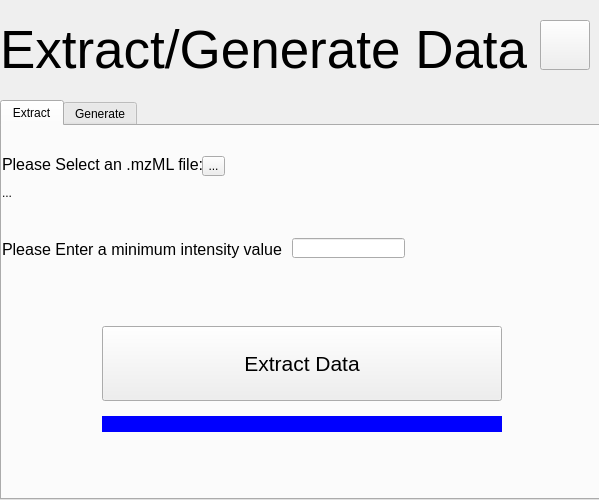
The window that vimmsVisualisedGUI/ExtractGeneratePage.ui (Adam-Tem/vimmsVisualised) describes before a commit, drawn with Qt 5.
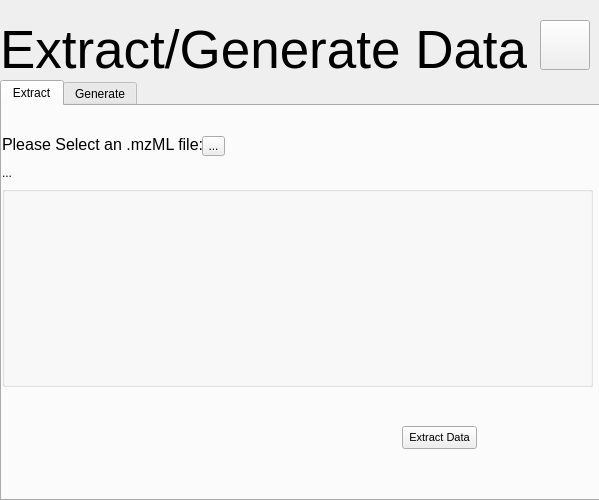
The same window after the commit. The open tabs and pages were chosen to show the change.

Diff of the .ui file:
```diff
--- a/vimmsVisualisedGUI/ExtractGeneratePage.ui
+++ b/vimmsVisualisedGUI/ExtractGeneratePage.ui
@@ -38,9 +38,9 @@
    <property name="geometry">
     <rect>
      <x>0</x>
-     <y>100</y>
+     <y>80</y>
      <width>600</width>
-     <height>400</height>
+     <height>421</height>
     </rect>
    </property>
    <property name="sizePolicy">
@@ -115,81 +115,36 @@
       <string>...</string>
      </property>
     </widget>
-    <widget class="QLabel" name="EnterMinIntensityDesc">
-     <property name="geometry">
-      <rect>
-       <x>0</x>
-       <y>100</y>
-       <width>281</width>
-       <height>48</height>
-      </rect>
-     </property>
-     <property name="font">
-      <font>
-       <pointsize>12</pointsize>
-      </font>
-     </property>
-     <property name="lineWidth">
-      <number>0</number>
-     </property>
-     <property name="text">
-      <string>&lt;html&gt;&lt;head/&gt;&lt;body&gt;&lt;p&gt;Please Enter a minimum intensity value.&lt;/p&gt;&lt;/body&gt;&lt;/html&gt;</string>
-     </property>
-     <property name="wordWrap">
-      <bool>false</bool>
-     </property>
-    </widget>
-    <widget class="QLineEdit" name="MinIntensityEdit">
-     <property name="geometry">
-      <rect>
-       <x>290</x>
-       <y>112</y>
-       <width>113</width>
-       <height>20</height>
-      </rect>
-     </property>
-    </widget>
     <widget class="QPushButton" name="ExtractDataButton">
      <property name="geometry">
       <rect>
-       <x>100</x>
-       <y>200</y>
-       <width>400</width>
-       <height>75</height>
+       <x>400</x>
+       <y>320</y>
+       <width>75</width>
+       <height>23</height>
       </rect>
      </property>
      <property name="font">
       <font>
-       <pointsize>16</pointsize>
+       <pointsize>8</pointsize>
       </font>
      </property>
      <property name="text">
       <string>Extract Data</string>
      </property>
     </widget>
-    <widget class="QLabel" name="ExtractCompleteLabel">
+    <widget class="QGroupBox" name="ExtractParamBox">
      <property name="geometry">
       <rect>
-       <x>100</x>
-       <y>290</y>
-       <width>400</width>
-       <height>16</height>
+       <x>0</x>
+       <y>80</y>
+       <width>591</width>
+       <height>201</height>
       </rect>
      </property>
-     <property name="font">
-      <font>
-       <pointsize>12</pointsize>
-      </font>
-     </property>
-     <property name="styleSheet">
-      <string notr="true">background-color: blue;</string>
-     </property>
-     <property name="text">
+     <property name="title">
       <string/>
      </property>
-     <property name="alignment">
-      <set>Qt::AlignCenter</set>
-     </property>
     </widget>
    </widget>
    <widget class="QWidget" name="tab_2">
```
Left out of the diff: 1 changed line with no effect on the pictures.
